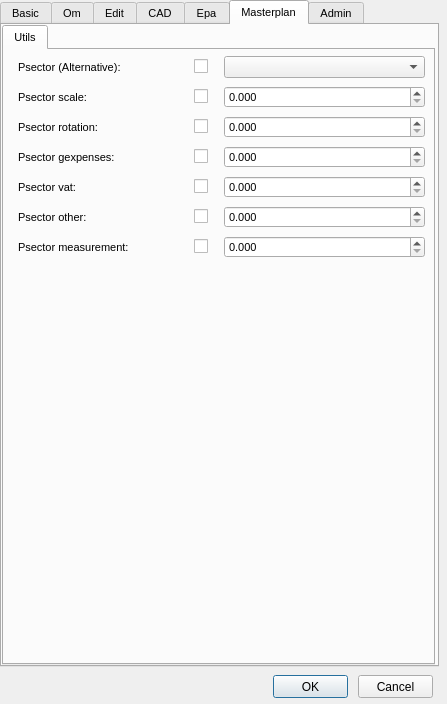
The window that ui/config.ui (Giswater/giswater_qgis_plugin) describes before a commit, drawn with Qt 5.
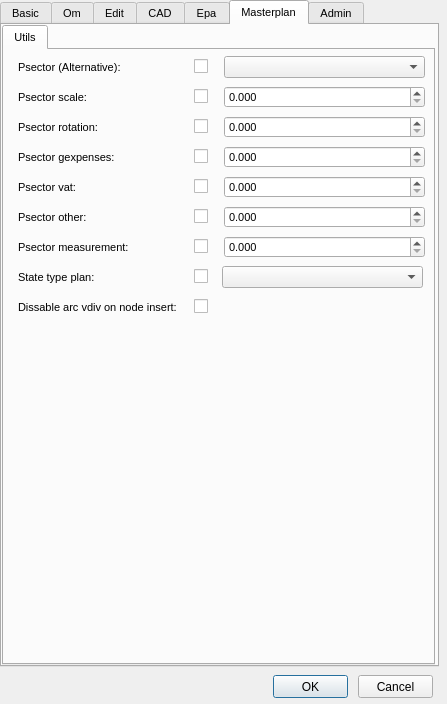
The same window after the commit. The open tabs and pages were chosen to show the change.

```diff
--- a/ui/config.ui
+++ b/ui/config.ui
@@ -4084,6 +4084,114 @@
         <double>0.010000000000000</double>
        </property>
       </widget>
+      <widget class="QCheckBox" name="chk_statetype_plan_vdefault">
+       <property name="geometry">
+        <rect>
+         <x>190</x>
+         <y>216</y>
+         <width>20</width>
+         <height>21</height>
+        </rect>
+       </property>
+       <property name="text">
+        <string/>
+       </property>
+      </widget>
+      <widget class="QLabel" name="label_statetype_plan">
+       <property name="geometry">
+        <rect>
+         <x>14</x>
+         <y>216</y>
+         <width>166</width>
+         <height>22</height>
+        </rect>
+       </property>
+       <property name="font">
+        <font>
+         <pointsize>8</pointsize>
+        </font>
+       </property>
+       <property name="frameShape">
+        <enum>QFrame::NoFrame</enum>
+       </property>
+       <property name="frameShadow">
+        <enum>QFrame::Plain</enum>
+       </property>
+       <property name="text">
+        <string>State type plan:</string>
+       </property>
+       <property name="textFormat">
+        <enum>Qt::AutoText</enum>
+       </property>
+       <property name="scaledContents">
+        <bool>false</bool>
+       </property>
+       <property name="alignment">
+        <set>Qt::AlignLeading|Qt::AlignLeft|Qt::AlignVCenter</set>
+       </property>
+       <property name="margin">
+        <number>3</number>
+       </property>
+      </widget>
+      <widget class="QComboBox" name="statetype_plan_vdefault">
+       <property name="geometry">
+        <rect>
+         <x>218</x>
+         <y>216</y>
+         <width>201</width>
+         <height>22</height>
+        </rect>
+       </property>
+      </widget>
+      <widget class="QLabel" name="label_plan_arc_vdivision_dsbl">
+       <property name="geometry">
+        <rect>
+         <x>14</x>
+         <y>246</y>
+         <width>177</width>
+         <height>22</height>
+        </rect>
+       </property>
+       <property name="font">
+        <font>
+         <pointsize>8</pointsize>
+        </font>
+       </property>
+       <property name="frameShape">
+        <enum>QFrame::NoFrame</enum>
+       </property>
+       <property name="frameShadow">
+        <enum>QFrame::Plain</enum>
+       </property>
+       <property name="text">
+        <string>Dissable arc vdiv on node insert:</string>
+       </property>
+       <property name="textFormat">
+        <enum>Qt::AutoText</enum>
+       </property>
+       <property name="scaledContents">
+        <bool>false</bool>
+       </property>
+       <property name="alignment">
+        <set>Qt::AlignLeading|Qt::AlignLeft|Qt::AlignVCenter</set>
+       </property>
+       <property name="margin">
+        <number>3</number>
+       </property>
+      </widget>
+      <widget class="QCheckBox" name="chk_plan_arc_vdivision_dsbl">
+       <property name="geometry">
+        <rect>
+         <x>190</x>
+         <y>246</y>
+         <width>17</width>
+         <height>21</height>
+        </rect>
+       </property>
+       <property name="text">
+        <string/>
+       </property>
+      </widget>
      </widget>
     </widget>
    </widget>
```
Left out of the diff: 75 changed lines with no effect on the pictures.
